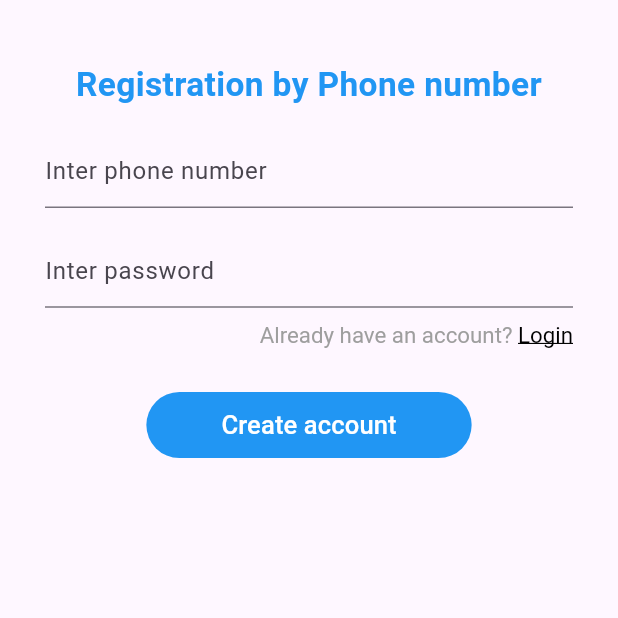
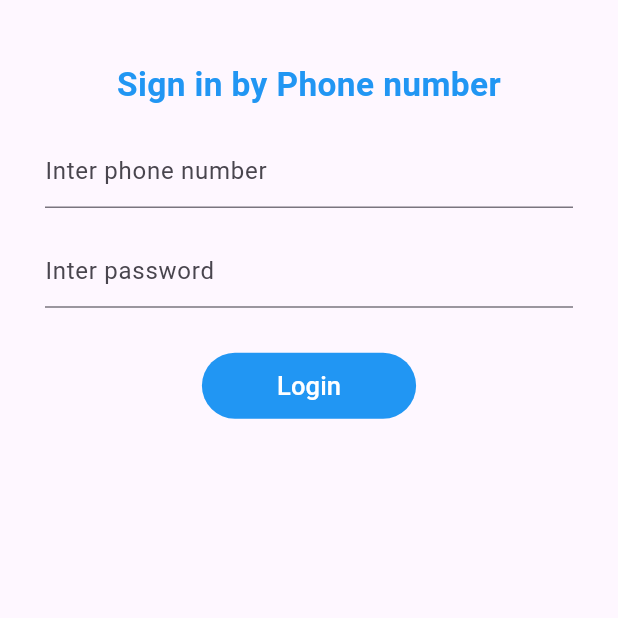
Before and after one commit to hakimkhon/shop-app-by-firebace, a Flutter app: the screen it shows after launch, on a phone screen of 412 x 824 dp, the top half of it. Run offline on Flutter 3.47's test engine with Material 3 defaults, Android fonts, the phone set to English and light mode, and no system bars; our stand-ins replace cloud_firestore, firebase_auth, firebase_core, flutter_bloc, flutter_screenutil, shared_preferences; accounts and stored records are empty.

```diff
--- a/lib/data/models/user_model.dart
+++ b/lib/data/models/user_model.dart
@@ -1,47 +1,49 @@
+import 'package:shop/ui/core/constant/fixed_names.dart';
+
 class UserModel {
   final String docId;
-  final String email;
-  final String fullName;
+  final String phoneNumber;
+  final String password;
 
   UserModel({
-    required this.fullName,
     required this.docId,
-    required this.email,
+    required this.password,
+    required this.phoneNumber,
   });
 
   factory UserModel.fromJson(Map<String, dynamic> json) {
     return UserModel(
-      fullName: json["full_name"] as String? ?? "",
-      docId: json["doc_id"] as String? ?? "",
-      email: json["user_email"] as String? ?? "",
+      password: json[FixedNames.password] as String? ?? "",
+      docId: json[FixedNames.docID] as String? ?? "",
+      phoneNumber: json[FixedNames.phoneNumber] as String? ?? "",
     );
   }
 
   Map<String, dynamic> toJson() {
     return {
-      "full_name": fullName,
-      "doc_id": docId,
-      "user_email": email,
+      FixedNames.password: password,
+      FixedNames.docID: docId,
+      FixedNames.phoneNumber: phoneNumber,
     };
   }
 
   factory UserModel.initial() {
     return UserModel(
-      fullName: "",
+      password: "",
       docId: "",
-      email: "",
+      phoneNumber: "",
     );
   }
 
   UserModel copyWith({
     String? docId,
-    String? email,
-    String? fullName,
+    String? phoneNumber,
+    String? password,
   }) {
     return UserModel(
-      fullName: fullName ?? this.fullName,
+      password: password ?? this.password,
       docId: docId ?? this.docId,
-      email: email ?? this.email,
+      phoneNumber: phoneNumber ?? this.phoneNumber,
     );
   }
 }
--- a/lib/data/routes/app_routes.dart
+++ b/lib/data/routes/app_routes.dart
@@ -1,5 +1,4 @@
 import 'package:flutter/material.dart';
-import 'package:shop/ui/pages/auth/screens/login_screen.dart';
 import 'package:shop/ui/pages/auth/screens/registration_screen.dart';
 import 'package:shop/ui/pages/home/home_screen.dart';
 import 'package:shop/ui/pages/splash/splash_screen.dart';
@@ -7,7 +6,6 @@ import 'package:shop/ui/pages/splash/splash_screen.dart';
 class AppRoutesNames {
   static const String home = '/home';
   static const String regist = '/regist';
-  static const String login = '/login';
   static const String splash = '/splash';
 }
 
@@ -20,8 +18,6 @@ class AppRoutes {
     switch (settings.name) {
       case AppRoutesNames.splash:
         return MaterialPageRoute(builder: (context) => const SplashScreen());
-      case AppRoutesNames.login:
-        return MaterialPageRoute(builder: (context) => const LoginScreen());
       case AppRoutesNames.regist:
         return MaterialPageRoute(
             builder: (context) => const RegistrationScreen());
--- a/lib/ui/core/constant/fixed_names.dart
+++ b/lib/ui/core/constant/fixed_names.dart
@@ -1,12 +1,9 @@
 class FixedNames {
-  static const users = "users";
+  static const admins = "admins";
+  static const adminId = "admin_id";
   static const docID = "doc_id";
-  static const userEmail = "user_email";
+  static const phoneNumber = "phone_number";
   static const password = "password";
-  static const fullName = "full_name";
   static const notFound = "not_found";
-  static const title = "title";
-  static const subTitle = "sub_title";
-  static const createDate = "create_date";
-  static const userNotes = "user_notes";
+
 }
--- a/lib/ui/pages/auth/screens/registration_screen.dart
+++ b/lib/ui/pages/auth/screens/registration_screen.dart
@@ -1,6 +1,4 @@
-import 'package:flutter/gestures.dart';
 import 'package:flutter/material.dart';
-// import 'package:flutter/widgets.dart';
 import 'package:flutter_bloc/flutter_bloc.dart';
 import 'package:flutter_screenutil/flutter_screenutil.dart';
 import 'package:shop/cubit/auth/auth_cubit.dart';
@@ -17,7 +15,7 @@ class RegistrationScreen extends StatefulWidget {
 }
 
 class _RegistrationScreenState extends State<RegistrationScreen> {
-  final TextEditingController _controllerEmail = TextEditingController();
+  final TextEditingController _controllerPhoneNumber = TextEditingController();
   final TextEditingController _controllerPassword = TextEditingController();
   @override
   Widget build(BuildContext context) {
@@ -31,7 +29,7 @@ class _RegistrationScreenState extends State<RegistrationScreen> {
                 children: [
                   Text(
                     textAlign: TextAlign.center,
-                    "Registration by Phone number",
+                    "Sign in by Phone number",
                     style: TextStyle(
                       fontSize: 24.sp,
                       color: Colors.blue,
@@ -42,7 +40,8 @@ class _RegistrationScreenState extends State<RegistrationScreen> {
                   TextFormField(
                     decoration:
                         const InputDecoration(hintText: "Inter phone number"),
-                    controller: _controllerEmail,
+                    controller: _controllerPhoneNumber,
+                    textInputAction: TextInputAction.next,
                     keyboardType: TextInputType.emailAddress,
                   ),
                   20.verticalSpace,
@@ -52,37 +51,7 @@ class _RegistrationScreenState extends State<RegistrationScreen> {
                     controller: _controllerPassword,
                     keyboardType: TextInputType.visiblePassword,
                   ),
-                  10.verticalSpace,
-                  Align(
-                    alignment: Alignment.centerRight,
-                    child: RichText(
-                      textAlign: TextAlign.center,
-                      text: TextSpan(
-                        text: "Already have an account?",
-                        style: TextStyle(
-                          fontSize: 16.sp,
-                          color: Colors.grey,
-                        ),
-                        children: [
-                          const TextSpan(text: " "),
-                          TextSpan(
-                            text: "Login",
-                            style: TextStyle(
-                              color: Colors.black,
-                              fontSize: 16.sp,
-                              decoration: TextDecoration.underline,
-                            ),
-                            recognizer: TapGestureRecognizer()
-                              ..onTap = () {
-                                NavigationService.instance.navigateMyScreen(
-                                  routeName: AppRoutesNames.login,
-                                );
-                              },
-                          ),
-                        ],
-                      ),
-                    ),
-                  ),
+
                   30.verticalSpace,
                   TextButton(
                     style: TextButton.styleFrom(
@@ -91,8 +60,8 @@ class _RegistrationScreenState extends State<RegistrationScreen> {
                         backgroundColor: Colors.blue),
                     onPressed: () {
                       FocusScope.of(context).unfocus();
-                      context.read<AuthCubit>().registerUserByEmail(
-                            email: _controllerEmail.text,
+                      context.read<AuthCubit>().loginAdminByPhoneNumber(
+                            phoneNumber: _controllerPhoneNumber.text,
                             password: _controllerPassword.text,
                           );
                       debugPrint(
@@ -105,7 +74,7 @@ class _RegistrationScreenState extends State<RegistrationScreen> {
                                 AlwaysStoppedAnimation<Color>(Colors.white),
                           )
                         : const Text(
-                            "Create account",
+                            "Login",
                             style: TextStyle(color: Colors.white, fontSize: 17),
                           ),
                   ),
@@ -140,7 +109,7 @@ class _RegistrationScreenState extends State<RegistrationScreen> {
 
   @override
   void dispose() {
-    _controllerEmail.dispose();
+    _controllerPhoneNumber.dispose();
     _controllerPassword.dispose();
     super.dispose();
   }
--- a/lib/ui/pages/splash/splash_screen.dart
+++ b/lib/ui/pages/splash/splash_screen.dart
@@ -15,9 +15,9 @@ class _SplashScreenState extends State<SplashScreen> {
   @override
   void initState() {
     Future.delayed(Duration(seconds: 1), () {
-      String userEmail = StorageRepository.getString(key: FixedNames.userEmail);
+      String adminId = StorageRepository.getString(key: FixedNames.adminId);
 
-      if (userEmail.isEmpty) {
+      if (adminId.isEmpty) {
         NavigationService.instance.navigateMyScreenReplacement(
           routeName: AppRoutesNames.regist,
         );
```
Also changed, not shown: lib/cubit/auth/auth_cubit.dart (+4 -22 lines), lib/data/repositories/auth_repository.dart (+22 -64 lines), lib/data/repositories/user_repository.dart (+12 -10 lines), lib/ui/pages/auth/screens/login_screen.dart (deleted, +0 -116 lines), lib/ui/pages/home/home_screen.dart (+5 -3 lines).
